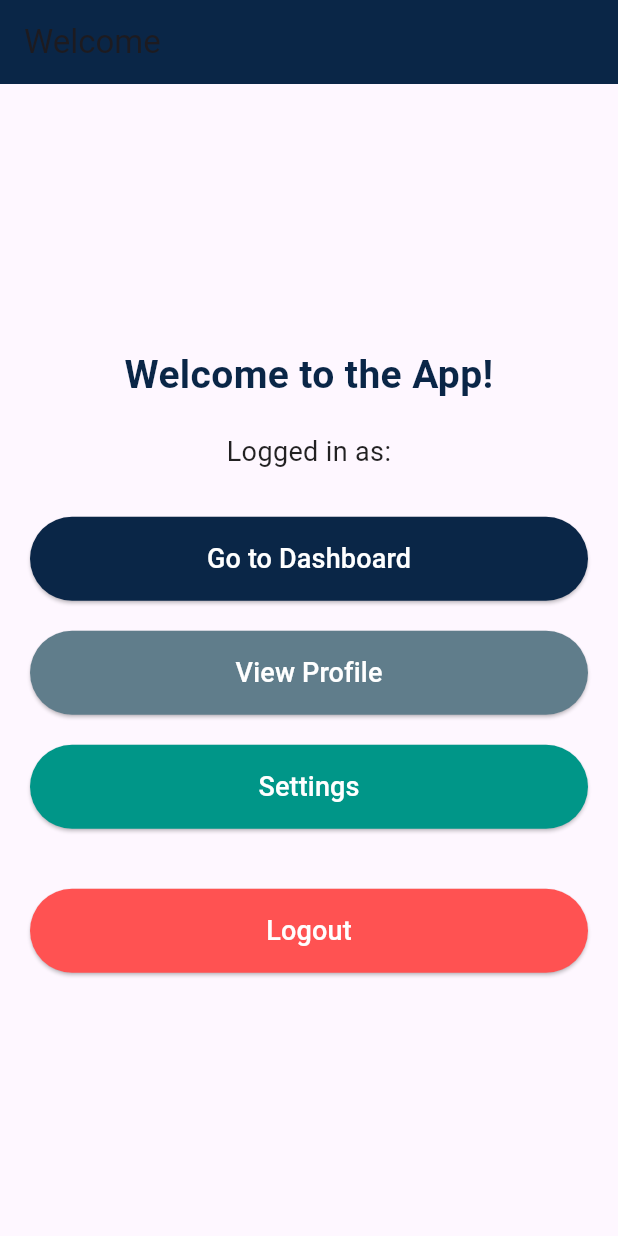
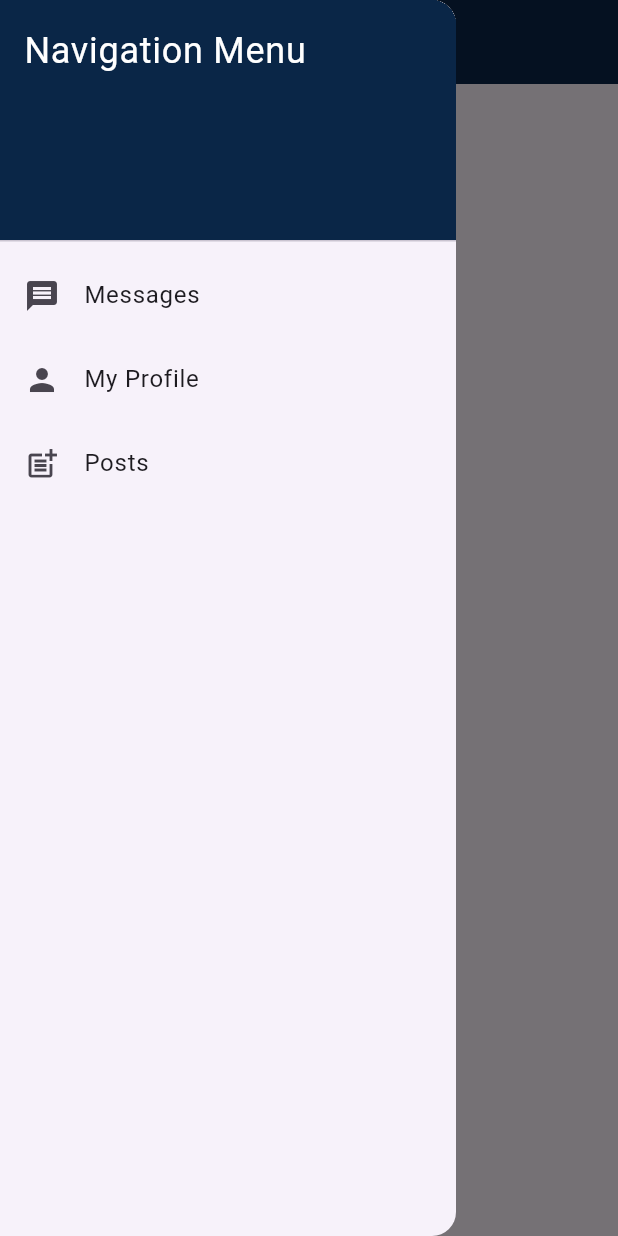
Before and after one commit to Parishmitasinha/AlumniHub, a Flutter app: the HomePage screen opened directly, with the side drawer open (before the commit the screen has no drawer), on a phone screen of 412 x 824 dp. Run offline on Flutter 3.47's test engine with Material 3 defaults, Android fonts, the phone set to English and light mode, and no system bars; our stand-ins replace cloud_firestore, firebase_auth, firebase_core, fluttertoast; accounts and stored records are empty.

Commit message:
modify homepage

```diff
--- a/lib/homepage.dart
+++ b/lib/homepage.dart
@@ -1,144 +1,124 @@
 import 'package:flutter/material.dart';
 
+void main() {
+  runApp(const MyApp());
+}
+
+class MyApp extends StatelessWidget {
+  const MyApp({super.key});
+
+  @override
+  Widget build(BuildContext context) {
+    return MaterialApp(
+      title: 'Navigation Drawer Example',
+      theme: ThemeData(
+        primarySwatch: Colors.blue,
+      ),
+      home: const HomePage(userEmail: '',),
+    );
+  }
+}
+
 class HomePage extends StatelessWidget {
-  final String userEmail;
-
-  const HomePage({super.key, required this.userEmail});
+  const HomePage({super.key, required String userEmail});
 
   @override
   Widget build(BuildContext context) {
     return Scaffold(
       appBar: AppBar(
-        title: const Text('Welcome'),
+        title: const Text('Home Page'),
         backgroundColor: const Color(0xFF0A2647),
+        // Menu icon in AppBar
+        leading: Builder(
+          builder: (BuildContext context) {
+            return IconButton(
+              icon: const Icon(Icons.menu),
+              onPressed: () {
+                Scaffold.of(context).openDrawer();
+              },
+            );
+          },
+        ),
       ),
-      body: Padding(
-        padding: const EdgeInsets.all(20.0),
-        child: Column(
-          mainAxisAlignment: MainAxisAlignment.center,
-          crossAxisAlignment: CrossAxisAlignment.stretch,
+      // Drawer with navigation items
+      drawer: Drawer(
+        child: ListView(
+          padding: EdgeInsets.zero,
           children: [
-            const Text(
-              'Welcome to the App!',
-              style: TextStyle(
-                fontSize: 26,
-                fontWeight: FontWeight.bold,
-                color: Color(0xFF0A2647), // Dark blue color for the heading
+            DrawerHeader(
+              decoration: const BoxDecoration(
+                color: Color(0xFF0A2647),
               ),
-              textAlign: TextAlign.center,
+              child: const Text(
+                'Navigation Menu',
+                style: TextStyle(color: Colors.white, fontSize: 24),
+              ),
             ),
-            const SizedBox(height: 20),
-            Text(
-              'Logged in as: $userEmail',
-              style: const TextStyle(fontSize: 18, color: Colors.black87),
-              textAlign: TextAlign.center,
-            ),
-            const SizedBox(height: 30),
-
-            // Button to navigate to the dashboard or main feature
-            ElevatedButton(
-              onPressed: () {
-                // Implement the dashboard or main feature navigation here
+            // ListTile for Messages
+            ListTile(
+              leading: const Icon(Icons.message),
+              title: const Text('Messages'),
+              onTap: () {
                 Navigator.push(
                   context,
-                  MaterialPageRoute(
-                    builder: (context) => const DashboardScreen(),
-                  ),
+                  MaterialPageRoute(builder: (context) => const MessagesScreen()),
                 );
               },
-              style: ElevatedButton.styleFrom(
-                backgroundColor: const Color(0xFF0A2647),
-                padding: const EdgeInsets.symmetric(vertical: 15),
-              ),
-              child: const Text(
-                'Go to Dashboard',
-                style: TextStyle(fontSize: 18, color: Colors.white),
-              ),
             ),
-            const SizedBox(height: 20),
-            ElevatedButton(
-              onPressed: () {
+            // ListTile for My Profile
+            ListTile(
+              leading: const Icon(Icons.person),
+              title: const Text('My Profile'),
+              onTap: () {
                 Navigator.push(
                   context,
-                  MaterialPageRoute(
-                    builder: (context) => const ProfileScreen(),
-                  ),
+                  MaterialPageRoute(builder: (context) => const ProfileScreen()),
                 );
               },
-              style: ElevatedButton.styleFrom(
-                backgroundColor: Colors.blueGrey,
-                padding: const EdgeInsets.symmetric(vertical: 15),
-              ),
-              child: const Text(
-                'View Profile',
-                style: TextStyle(fontSize: 18, color: Colors.white),
-              ),
             ),
-            const SizedBox(height: 20),
-
-            ElevatedButton(
-              onPressed: () {
-
+            // ListTile for Posts
+            ListTile(
+              leading: const Icon(Icons.post_add),
+              title: const Text('Posts'),
+              onTap: () {
                 Navigator.push(
                   context,
-                  MaterialPageRoute(
-                    builder: (context) => const SettingsScreen(),
-                  ),
+                  MaterialPageRoute(builder: (context) => const PostsScreen()),
                 );
               },
-              style: ElevatedButton.styleFrom(
-                backgroundColor: Colors.teal,
-                padding: const EdgeInsets.symmetric(vertical: 15),
-              ),
-              child: const Text(
-                'Settings',
-                style: TextStyle(fontSize: 18, color: Colors.white),
-              ),
-            ),
-            const SizedBox(height: 40),
-
-            // Logout Button
-            ElevatedButton(
-              onPressed: () {
-                // Implement the logout functionality
-                Navigator.pushReplacementNamed(context, '/login');
-              },
-              style: ElevatedButton.styleFrom(
-                backgroundColor: Colors.redAccent,
-                padding: const EdgeInsets.symmetric(vertical: 15),
-              ),
-              child: const Text(
-                'Logout',
-                style: TextStyle(fontSize: 18, color: Colors.white),
-              ),
             ),
           ],
+        ),
+      ),
+      body: const Center(
+        child: Text(
+          'Home Page Content',
+          style: TextStyle(fontSize: 20),
         ),
       ),
     );
   }
 }
 
-class DashboardScreen extends StatelessWidget {
-  const DashboardScreen({super.key});
+class MessagesScreen extends StatelessWidget {
+  const MessagesScreen({super.key});
 
   @override
   Widget build(BuildContext context) {
     return Scaffold(
       appBar: AppBar(
-        title: const Text('Dashboard'),
+        title: const Text('Messages'),
         backgroundColor: const Color(0xFF0A2647),
       ),
       body: const Center(
         child: Text(
-          'This is the dashboard!',
-          style: TextStyle(fontSize: 24),
+          'Your messages will appear here',
+          style: TextStyle(fontSize: 18),
         ),
       ),
     );
   }
 }
-
 class ProfileScreen extends StatelessWidget {
   const ProfileScreen({super.key});
 
@@ -146,33 +126,33 @@ class ProfileScreen extends StatelessWidget {
   Widget build(BuildContext context) {
     return Scaffold(
       appBar: AppBar(
-        title: const Text('Profile'),
+        title: const Text('My Profile'),
         backgroundColor: const Color(0xFF0A2647),
       ),
       body: const Center(
         child: Text(
-          'This is the profile page!',
-          style: TextStyle(fontSize: 24),
+          'Profile details will appear here',
+          style: TextStyle(fontSize: 18),
         ),
       ),
     );
   }
 }
 
-class SettingsScreen extends StatelessWidget {
-  const SettingsScreen({super.key});
+class PostsScreen extends StatelessWidget {
+  const PostsScreen({super.key});
 
   @override
   Widget build(BuildContext context) {
     return Scaffold(
       appBar: AppBar(
-        title: const Text('Settings'),
+        title: const Text('Posts'),
         backgroundColor: const Color(0xFF0A2647),
       ),
       body: const Center(
         child: Text(
-          'This is the settings page!',
-          style: TextStyle(fontSize: 24),
+          'User posts will appear here',
+          style: TextStyle(fontSize: 18),
         ),
       ),
     );
--- a/lib/loginscreen.dart
+++ b/lib/loginscreen.dart
@@ -28,7 +28,11 @@ class _LoginScreenState extends State<LoginScreen> {
           password: _passwordController.text.trim(),
         );
 
-        Navigator.pushReplacementNamed(context, '/home');
+        Navigator.pushReplacement(
+          context,
+          MaterialPageRoute(builder: (context) => const HomePage(userEmail: '',)),
+        );
+
 
       } on FirebaseAuthException catch (e) {
         String errorMessage;
```
Also changed, not shown: lib/registrationscreen.dart (line endings or trailing spaces).
